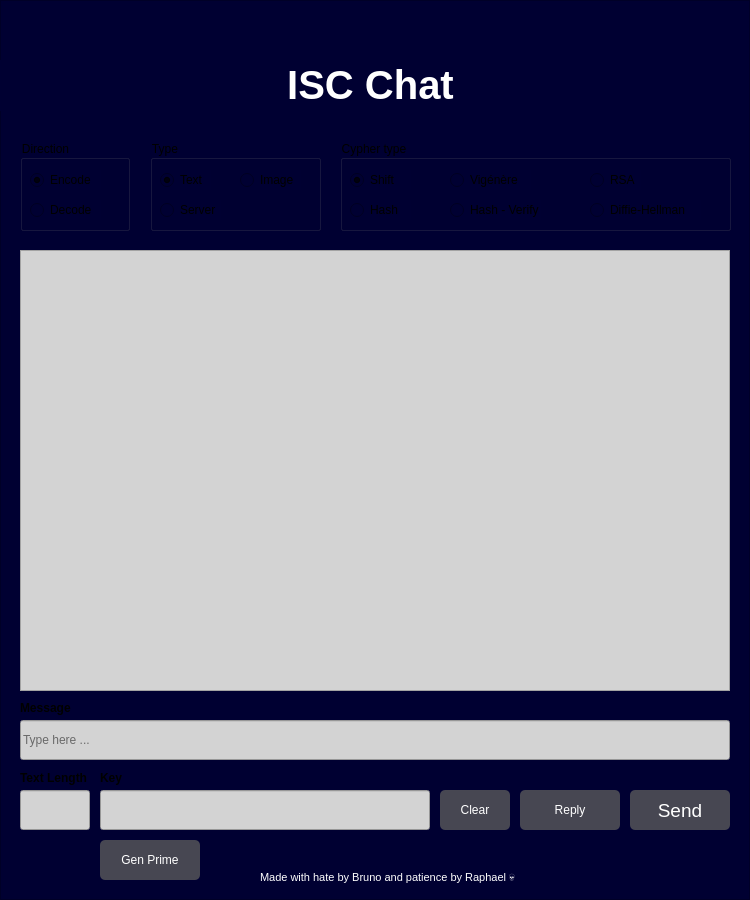
Old version of the form src/views/chat_gui2-Bruno.ui in the repository Winceg/ISC_Chat.
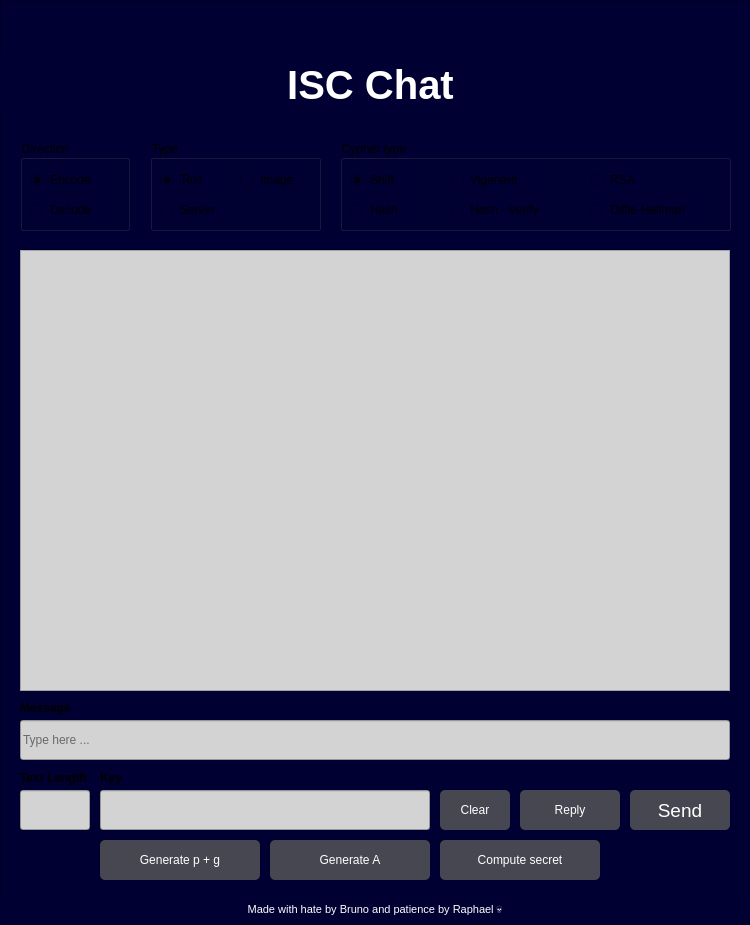
New version of the form. Icons and pictures are not drawn.

```diff
--- a/src/views/chat_gui2-Bruno.ui
+++ b/src/views/chat_gui2-Bruno.ui
@@ -7,7 +7,7 @@
     <x>0</x>
     <y>0</y>
     <width>750</width>
-    <height>900</height>
+    <height>925</height>
    </rect>
   </property>
   <property name="minimumSize">
@@ -25,7 +25,7 @@
      <x>0</x>
      <y>0</y>
      <width>750</width>
-     <height>900</height>
+     <height>925</height>
     </rect>
    </property>
    <property name="minimumSize">
@@ -114,15 +114,18 @@
    <widget class="QLabel" name="author">
     <property name="geometry">
      <rect>
-      <x>260</x>
-      <y>870</y>
-      <width>271</width>
-      <height>16</height>
+      <x>0</x>
+      <y>900</y>
+      <width>750</width>
+      <height>20</height>
      </rect>
     </property>
     <property name="text">
      <string>&lt;html&gt;&lt;head/&gt;&lt;body&gt;&lt;p&gt;&lt;span style=&quot; font-size:8pt; color:#ffffff;&quot;&gt;Made with hate by Bruno and patience by Raphael 💀&lt;/span&gt;&lt;/p&gt;&lt;/body&gt;&lt;/html&gt;</string>
     </property>
+    <property name="alignment">
+     <set>Qt::AlignmentFlag::AlignCenter</set>
+    </property>
    </widget>
    <widget class="QLineEdit" name="messageField">
     <property name="geometry">
@@ -619,11 +622,47 @@
     </property>
    </widget>
    <widget class="QPushButton" name="generatePrimeButton">
+    <property name="visible">
+   <bool>false</bool>
+</property>
+    <property name="geometry">
+     <rect>
+      <x>270</x>
+      <y>840</y>
+      <width>160</width>
+      <height>40</height>
+     </rect>
+    </property>
+    <property name="autoFillBackground">
+     <bool>false</bool>
+    </property>
+    <property name="styleSheet">
+     <string notr="true">color: rgb(255, 255, 255);
+border-color: qlineargradient(spread:pad, x1:0, y1:0, x2:1, y2:0, stop:0 rgba(0, 0, 0, 255), stop:1 rgba(255, 255, 255, 255));
+background-color: rgba(90, 90, 90, 200);
+border: none;
+border-radius: 5px;
+font: 14pt &quot;Arial&quot;;</string>
+    </property>
+    <property name="text">
+     <string>Generate A</string>
+    </property>
+    <property name="autoRepeatDelay">
+     <number>297</number>
+    </property>
+    <property name="autoRepeatInterval">
+     <number>97</number>
+    </property>
+   </widget>
+   <widget class="QPushButton" name="generateNumbersButton">
+    <property name="visible">
+   <bool>false</bool>
+</property>
     <property name="geometry">
      <rect>
       <x>100</x>
       <y>840</y>
-      <width>100</width>
+      <width>160</width>
       <height>40</height>
      </rect>
     </property>
@@ -639,7 +678,40 @@
 font: 14pt &quot;Arial&quot;;</string>
     </property>
     <property name="text">
-     <string>Gen Prime</string>
+     <string>Generate p + g</string>
+    </property>
+    <property name="autoRepeatDelay">
+     <number>297</number>
+    </property>
+    <property name="autoRepeatInterval">
+     <number>97</number>
+    </property>
+   </widget>
+   <widget class="QPushButton" name="computeSecretButton">
+    <property name="visible">
+   <bool>false</bool>
+</property>
+    <property name="geometry">
+     <rect>
+      <x>440</x>
+      <y>840</y>
+      <width>160</width>
+      <height>40</height>
+     </rect>
+    </property>
+    <property name="autoFillBackground">
+     <bool>false</bool>
+    </property>
+    <property name="styleSheet">
+     <string notr="true">color: rgb(255, 255, 255);
+border-color: qlineargradient(spread:pad, x1:0, y1:0, x2:1, y2:0, stop:0 rgba(0, 0, 0, 255), stop:1 rgba(255, 255, 255, 255));
+background-color: rgba(90, 90, 90, 200);
+border: none;
+border-radius: 5px;
+font: 14pt &quot;Arial&quot;;</string>
+    </property>
+    <property name="text">
+     <string>Compute secret</string>
     </property>
     <property name="autoRepeatDelay">
      <number>297</number>
```
Left out of the diff: 6 changed lines with no effect on the pictures.
